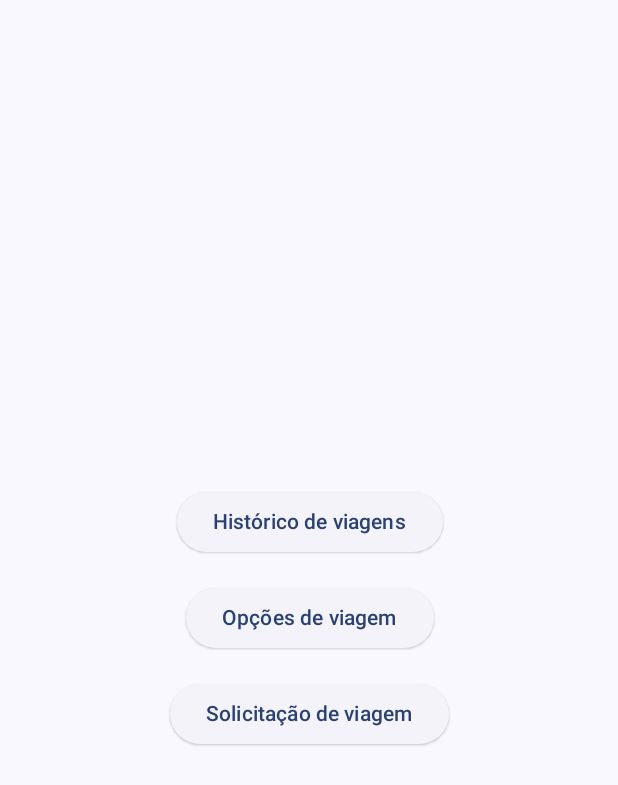
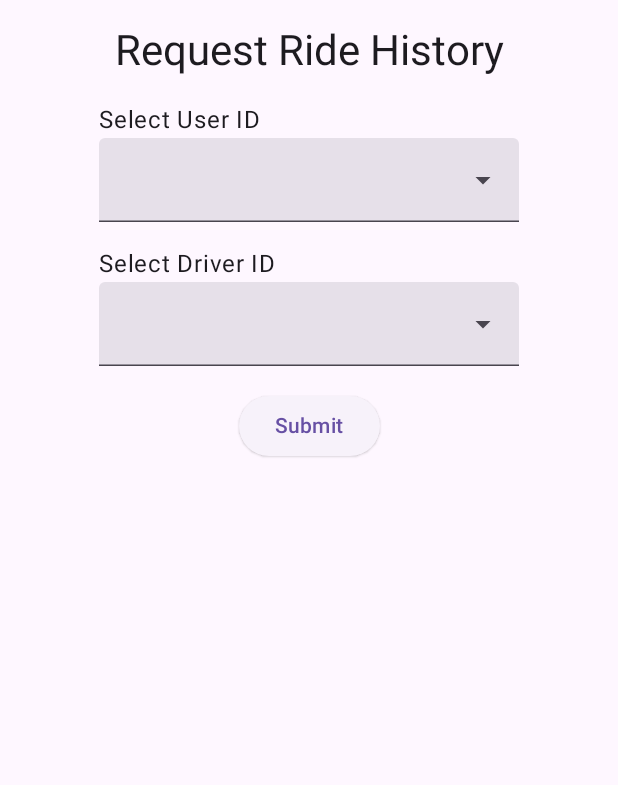
Before and after one commit to Alicasts/December24, an Android app built with Jetpack Compose: the screen it shows after launch (MainActivity), after a tap on "Histórico de viagens", on a phone screen of 412 x 824 dp. Shown: the top 785 px of the screen. Run offline under Robolectric (Android 15) with nearby library versions, the phone set to English and light mode, and no system bars; our stand-ins replace Dagger/Hilt's generated code, livedata-compose.

Commit message:
feat: implement request ride screen

```diff
--- a/app/build.gradle.kts
+++ b/app/build.gradle.kts
@@ -57,6 +57,9 @@ dependencies {
     implementation(libs.retrofit)
     implementation(libs.converter.gson)
     implementation(libs.hilt.android)
+    implementation(libs.androidx.navigation.compose)
+    implementation(libs.androidx.hilt.navigation.compose)
+    implementation(libs.androidx.runtime.livedata)
     kapt(libs.hilt.android.compiler)
 
     testImplementation(libs.junit)
--- a/app/src/main/java/com/alicasts/december24/common/Constants.kt
+++ b/app/src/main/java/com/alicasts/december24/common/Constants.kt
@@ -1,7 +1,23 @@
 package com.alicasts.december24.common
+
+data class ConfirmRideDriver(val driverId: Int, val minKm: Int)
 
 object Constants {
 
     const val BASE_URL = "https://xd5zl5kk2yltomvw5fb37y3bm40vsyrx.lambda-url.sa-east-1.on.aws"
 
+    const val VALID_USER_ID = "CT01"
+
+    val VALID_DRIVERS = listOf(
+        ConfirmRideDriver(driverId = 1, minKm = 1),
+        ConfirmRideDriver(driverId = 2, minKm = 5),
+        ConfirmRideDriver(driverId = 3, minKm = 10)
+    )
+
+    val VALID_ADDRESSES = listOf(
+        "Av. Pres. Kenedy, 2385 - Remédios, Osasco - SP, 02675-031",
+        "Av. Paulista, 1538 - Bela Vista, São Paulo - SP, 01310-200",
+        "Av. Thomas Edison, 365 - Barra Funda, São Paulo - SP, 01140-000",
+        "Av. Brasil, 2033 - Jardim America, São Paulo - SP, 01431-001"
+    )
 }
--- a/app/src/main/java/com/alicasts/december24/data/model/Driver.kt
+++ b/app/src/main/java/com/alicasts/december24/data/model/HistoryResponseDriver.kt
@@ -1,6 +1,6 @@
 package com.alicasts.december24.data.model
 
-data class Driver(
+data class HistoryResponseDriver(
     val id: Int,
     val name: String
 )
--- a/app/src/main/java/com/alicasts/december24/data/model/Ride.kt
+++ b/app/src/main/java/com/alicasts/december24/data/model/Ride.kt
@@ -7,6 +7,6 @@ data class Ride(
     val destination: String,
     val distance: Double,
     val duration: String,
-    val driver: Driver,
+    val historyResponseDriver: HistoryResponseDriver,
     val value: Double
 )
--- a/app/src/main/java/com/alicasts/december24/di/AppModule.kt
+++ b/app/src/main/java/com/alicasts/december24/di/AppModule.kt
@@ -1,5 +1,6 @@
 package com.alicasts.december24.di
 
+import com.alicasts.december24.common.Constants.BASE_URL
 import com.alicasts.december24.data.remote.RidesApi
 import dagger.Module
 import dagger.Provides
@@ -25,7 +26,7 @@ object AppModule {
     @Singleton
     fun provideRetrofit(okHttpClient: OkHttpClient): Retrofit {
         return Retrofit.Builder()
-            .baseUrl("https://xd5zl5kk2yltomvw5fb37y3bm40vsyrx.lambda-url.sa-east-1.on.aws/")
+            .baseUrl(BASE_URL)
             .addConverterFactory(GsonConverterFactory.create())
             .client(okHttpClient)
             .build()
--- a/app/src/main/java/com/alicasts/december24/presentation/MainActivity.kt
+++ b/app/src/main/java/com/alicasts/december24/presentation/MainActivity.kt
@@ -3,22 +3,25 @@ package com.alicasts.december24.presentation
 import android.os.Bundle
 import androidx.activity.ComponentActivity
 import androidx.activity.compose.setContent
-import androidx.activity.enableEdgeToEdge
+import androidx.navigation.compose.NavHost
 import androidx.compose.foundation.layout.Arrangement
 import androidx.compose.foundation.layout.Box
 import androidx.compose.foundation.layout.Column
 import androidx.compose.foundation.layout.fillMaxSize
 import androidx.compose.foundation.layout.padding
 import androidx.compose.material3.Scaffold
-import androidx.compose.material3.Text
 import androidx.compose.runtime.Composable
 import androidx.compose.ui.Alignment
 import androidx.compose.ui.Modifier
 import androidx.compose.ui.res.stringResource
 import androidx.compose.ui.tooling.preview.Preview
 import androidx.compose.ui.unit.dp
+import androidx.navigation.NavController
+import androidx.navigation.compose.composable
+import androidx.navigation.compose.rememberNavController
 import com.alicasts.december24.R
 import com.alicasts.december24.presentation.components.ElevatedCustomButton
+import com.alicasts.december24.presentation.ride_history_request_screen.RideHistoryRequestScreen
 import com.alicasts.december24.presentation.theme.December24Theme
 import dagger.hilt.android.AndroidEntryPoint
 
@@ -27,11 +30,19 @@ class MainActivity : ComponentActivity() {
     override fun onCreate(savedInstanceState: Bundle?) {
         super.onCreate(savedInstanceState)
         setContent {
-            December24Theme {
-                Scaffold(modifier = Modifier.fillMaxSize()) { innerPadding ->
-                    CenteredButtons(
-                        modifier = Modifier.padding(innerPadding)
-                    )
+            val navController = rememberNavController()
+            Scaffold(modifier = Modifier.fillMaxSize()) { innerPadding ->
+                NavHost(
+                    navController = navController,
+                    startDestination = "home",
+                    modifier = Modifier.padding(innerPadding)
+                ) {
+                    composable("home") {
+                        CenteredButtons(navController)
+                    }
+                    composable("rideHistoryRequest") {
+                        RideHistoryRequestScreen(navController)
+                    }
                 }
             }
         }
@@ -39,17 +50,17 @@ class MainActivity : ComponentActivity() {
 }
 
 @Composable
-fun CenteredButtons(modifier: Modifier = Modifier) {
+fun CenteredButtons(navController: NavController) {
     Box(
         contentAlignment = Alignment.Center,
-        modifier = modifier.fillMaxSize()
+        modifier = Modifier.fillMaxSize()
     ) {
         Column(
             verticalArrangement = Arrangement.spacedBy(16.dp),
             horizontalAlignment = Alignment.CenterHorizontally
         ) {
             ElevatedCustomButton(
-                onClick = { },
+                onClick = { navController.navigate("rideHistoryRequest") },
                 text = stringResource(R.string.historico_de_viagens))
             ElevatedCustomButton(
                 onClick = { },
@@ -64,7 +75,8 @@ fun CenteredButtons(modifier: Modifier = Modifier) {
 @Preview(showBackground = true)
 @Composable
 fun CenteredButtonsPreview() {
+    val fakeNavController = rememberNavController()
     December24Theme {
-        CenteredButtons()
+        CenteredButtons(fakeNavController)
     }
 }
--- /dev/null
+++ b/app/src/main/java/com/alicasts/december24/presentation/components/DropdownMenuField.kt
@@ -0,0 +1,103 @@
+package com.alicasts.december24.presentation.components
+
+import androidx.compose.foundation.background
+import androidx.compose.foundation.border
+import androidx.compose.foundation.layout.Arrangement
+import androidx.compose.foundation.layout.Column
+import androidx.compose.foundation.layout.fillMaxSize
+import androidx.compose.foundation.layout.padding
+import androidx.compose.foundation.shape.RoundedCornerShape
+import androidx.compose.material3.DropdownMenuItem
+import androidx.compose.material3.ExperimentalMaterial3Api
+import androidx.compose.material3.ExposedDropdownMenuBox
+import androidx.compose.material3.ExposedDropdownMenuDefaults
+import androidx.compose.material3.MaterialTheme
+import androidx.compose.material3.Text
+import androidx.compose.material3.TextField
+import androidx.compose.runtime.Composable
+import androidx.compose.runtime.getValue
+import androidx.compose.runtime.mutableStateOf
+import androidx.compose.runtime.remember
+import androidx.compose.runtime.setValue
+import androidx.compose.ui.Alignment
+import androidx.compose.ui.Modifier
+import androidx.compose.ui.tooling.preview.Preview
+import androidx.compose.ui.unit.dp
+
+@OptIn(ExperimentalMaterial3Api::class)
+@Composable
+fun DropdownMenuField(
+    label: String,
+    options: List<String>,
+    selectedOption: String,
+    onOptionSelected: (String) -> Unit
+) {
+    var expanded by remember { mutableStateOf(false) }
+
+    Column {
+        Text(label, style = MaterialTheme.typography.bodyLarge)
+        ExposedDropdownMenuBox(
+
+            expanded = expanded,
+            onExpandedChange = { expanded = !expanded }
+        ) {
+            TextField(
+                value = selectedOption,
+                onValueChange = { },
+                readOnly = true,
+                modifier = Modifier
+                    .menuAnchor()
+                    .background(MaterialTheme.colorScheme.surfaceVariant, RoundedCornerShape(12.dp)),
+                trailingIcon = {
+                    ExposedDropdownMenuDefaults.TrailingIcon(expanded = expanded)
+                },
+                colors = ExposedDropdownMenuDefaults.textFieldColors()
+            )
+            ExposedDropdownMenu(
+                expanded = expanded,
+                onDismissRequest = { expanded = false },
+                modifier = Modifier
+                    .background(MaterialTheme.colorScheme.surface, RoundedCornerShape(12.dp))
+                    .border(1.dp, MaterialTheme.colorScheme.primary, RoundedCornerShape(12.dp))
+            ) {
+                options.forEach { option ->
+                    DropdownMenuItem(
+                        text = {
+                            Text(
+                                text = option,
+                                style = MaterialTheme.typography.bodyLarge,
+                                color = MaterialTheme.colorScheme.onSurface
+                            )
+                        },
+                        onClick = {
+                            onOptionSelected(option)
+                            expanded = false
+                        }
+                    )
+                }
+            }
+        }
+    }
+}
+
+@Preview(showBackground = true)
+@Composable
+fun DropdownMenuFieldPreview() {
+    var selectedOption by remember { mutableStateOf("Option 1") }
+    val options = listOf("Option 1", "Option 2", "Option 3", "Option 4")
+
+    Column(
+        modifier = Modifier
+            .fillMaxSize()
+            .padding(16.dp),
+        verticalArrangement = Arrangement.spacedBy(16.dp),
+        horizontalAlignment = Alignment.CenterHorizontally
+    ) {
+        DropdownMenuField(
+            label = "Select an Option",
+            options = options,
+            selectedOption = selectedOption,
+            onOptionSelected = { selectedOption = it }
+        )
+    }
+}
--- a/app/src/main/java/com/alicasts/december24/presentation/components/ElevatedCustomButton.kt
+++ b/app/src/main/java/com/alicasts/december24/presentation/components/ElevatedCustomButton.kt
@@ -3,18 +3,15 @@ package com.alicasts.december24.presentation.components
 import androidx.compose.material3.ElevatedButton
 import androidx.compose.material3.Text
 import androidx.compose.runtime.Composable
-import androidx.compose.ui.Modifier
 import androidx.compose.ui.tooling.preview.Preview
 
 @Composable
 fun ElevatedCustomButton(
-    modifier: Modifier = Modifier,
     text: String,
     onClick: () -> Unit
 ) {
     ElevatedButton(
-        onClick = { onClick() },
-        modifier = modifier
+        onClick = { onClick() }
     ) {
         Text(text)
     }
@@ -24,6 +21,6 @@ fun ElevatedCustomButton(
 @Composable
 fun PreviewElevatedCustomButton() {
     ElevatedCustomButton(
-        text = "Teste",
+        text = "Test",
         onClick = {})
 }
--- /dev/null
+++ b/app/src/main/java/com/alicasts/december24/presentation/ride_history_request_screen/RideHistoryRequestScreen.kt
@@ -0,0 +1,123 @@
+package com.alicasts.december24.presentation.ride_history_request_screen
+
+import androidx.compose.foundation.layout.Arrangement
+import androidx.compose.foundation.layout.Column
+import androidx.compose.foundation.layout.fillMaxSize
+import androidx.compose.foundation.layout.padding
+import androidx.compose.material3.MaterialTheme
+import androidx.compose.material3.Text
+import androidx.compose.runtime.Composable
+import androidx.compose.runtime.getValue
+import androidx.compose.runtime.livedata.observeAsState
+import androidx.compose.runtime.mutableStateOf
+import androidx.compose.runtime.remember
+import androidx.compose.runtime.setValue
+import androidx.compose.ui.Alignment
+import androidx.compose.ui.Modifier
+import androidx.compose.ui.tooling.preview.Preview
+import androidx.compose.ui.unit.dp
+import androidx.hilt.navigation.compose.hiltViewModel
+import androidx.navigation.NavController
+import com.alicasts.december24.presentation.components.DropdownMenuField
+import com.alicasts.december24.presentation.components.ElevatedCustomButton
+
+@Composable
+fun RideHistoryRequestScreen(
+    navController: NavController,
+    viewModel: RideHistoryRequestViewModel = hiltViewModel()
+) {
+    val userIds by viewModel.userIds.observeAsState(emptyList())
+    val driverIds by viewModel.driverIds.observeAsState(emptyList())
+
+    var selectedUserId by remember { mutableStateOf("") }
+    var selectedDriverId by remember { mutableStateOf("") }
+
+    Column(
+        modifier = Modifier
+            .fillMaxSize()
+            .padding(16.dp),
+        verticalArrangement = Arrangement.spacedBy(16.dp),
+        horizontalAlignment = Alignment.CenterHorizontally
+    ) {
+        Text(
+            text = "Request Ride History",
+            style = MaterialTheme.typography.headlineMedium
+        )
+
+        DropdownMenuField(
+            label = "Select User ID",
+            options = userIds,
+            selectedOption = selectedUserId,
+            onOptionSelected = { selectedUserId = it }
+        )
+
+        DropdownMenuField(
+            label = "Select Driver ID",
+            options = driverIds,
+            selectedOption = selectedDriverId,
+            onOptionSelected = { selectedDriverId = it }
+        )
+
+        ElevatedCustomButton(
+            onClick = {
+                if (selectedUserId.isNotEmpty() && selectedDriverId.isNotEmpty()) {
+                    navController.navigate("rideHistory")
+                }
+            },
+            text = "Submit"
+        )
+    }
+}
+
+@Preview(showBackground = true)
+@Composable
+fun RideHistoryRequestScreenPreview() {
+    val mockUserIds = listOf("Null", "Qualquer", "CT01")
+    val mockDriverIds = listOf("Null", "Qualquer", "1", "2", "3")
+
+    RideHistoryRequestScreenPreviewContent(
+        userIds = mockUserIds,
+        driverIds = mockDriverIds
+    )
+}
+
+@Composable
+fun RideHistoryRequestScreenPreviewContent(
+    userIds: List<String>,
+    driverIds: List<String>
+) {
+    var selectedUserId by remember { mutableStateOf(userIds.first()) }
+    var selectedDriverId by remember { mutableStateOf(driverIds.first()) }
+
+    Column(
+        modifier = Modifier
+            .fillMaxSize()
+            .padding(16.dp),
+        verticalArrangement = Arrangement.spacedBy(16.dp),
+        horizontalAlignment = Alignment.CenterHorizontally
+    ) {
+        Text(
+            text = "Request Ride History",
+            style = MaterialTheme.typography.headlineMedium
+        )
+
+        DropdownMenuField(
+            label = "Select User ID",
+            options = userIds,
+            selectedOption = selectedUserId,
+            onOptionSelected = { selectedUserId = it }
+        )
+
+        DropdownMenuField(
+            label = "Select Driver ID",
+            options = driverIds,
+            selectedOption = selectedDriverId,
+            onOptionSelected = { selectedDriverId = it }
+        )
+
+        ElevatedCustomButton(
+            onClick = { /* Fake action */ },
+            text = "Submit"
+        )
+    }
+}
--- /dev/null
+++ b/app/src/main/java/com/alicasts/december24/presentation/ride_history_request_screen/RideHistoryRequestViewModel.kt
@@ -0,0 +1,33 @@
+package com.alicasts.december24.presentation.ride_history_request_screen
+
+import androidx.lifecycle.LiveData
+import androidx.lifecycle.MutableLiveData
+import androidx.lifecycle.ViewModel
+import com.alicasts.december24.common.Constants
+import com.alicasts.december24.common.Constants.VALID_USER_ID
+import dagger.hilt.android.lifecycle.HiltViewModel
+import javax.inject.Inject
+
+@HiltViewModel
+class RideHistoryRequestViewModel @Inject constructor() : ViewModel() {
+
+    private val _userIds = MutableLiveData<List<String>>()
+    val userIds: LiveData<List<String>> = _userIds
+
+    private val _driverIds = MutableLiveData<List<String>>()
+    val driverIds: LiveData<List<String>> = _driverIds
+
+    init {
+        _userIds.value = listOf(
+            "Null",
+            "Qualquer",
+            VALID_USER_ID
+        )
+
+        val validDriverIds = Constants.VALID_DRIVERS.map { "${it.driverId}" }
+        _driverIds.value = listOf(
+            "Null",
+            "Qualquer"
+        ) + validDriverIds
+    }
+}
--- a/gradle/libs.versions.toml
+++ b/gradle/libs.versions.toml
@@ -1,5 +1,6 @@
 [versions]
 agp = "8.7.3"
+hiltNavigationCompose = "1.2.0"
 kotlin = "2.0.0"
 coreKtx = "1.10.1"
 junit = "4.13.2"
@@ -14,9 +15,12 @@ retrofit = "2.9.0"
 converterGson = "2.9.0"
 hiltAndroid = "2.49"
 hiltAndroidCompiler = "2.49"
+navigationCompose = "2.8.4"
+runtimeLivedata = "1.7.5"
 
 [libraries]
 androidx-core-ktx = { group = "androidx.core", name = "core-ktx", version.ref = "coreKtx" }
+androidx-hilt-navigation-compose = { module = "androidx.hilt:hilt-navigation-compose", version.ref = "hiltNavigationCompose" }
 junit = { group = "junit", name = "junit", version.ref = "junit" }
 androidx-junit = { group = "androidx.test.ext", name = "junit", version.ref = "junitVersion" }
 androidx-espresso-core = { group = "androidx.test.espresso", name = "espresso-core", version.ref = "espressoCore" }
@@ -36,6 +40,8 @@ retrofit = { module = "com.squareup.retrofit2:retrofit", version.ref = "retrofit
 converter-gson = { module = "com.squareup.retrofit2:converter-gson", version.ref = "converterGson" }
 hilt-android = { module = "com.google.dagger:hilt-android", version.ref = "hiltAndroid" }
 hilt-android-compiler = { module = "com.google.dagger:hilt-android-compiler", version.ref = "hiltAndroidCompiler" }
+androidx-navigation-compose = { group = "androidx.navigation", name = "navigation-compose", version.ref = "navigationCompose" }
+androidx-runtime-livedata = { group = "androidx.compose.runtime", name = "runtime-livedata", version.ref = "runtimeLivedata" }
 
 [plugins]
 android-application = { id = "com.android.application", version.ref = "agp" }
```
